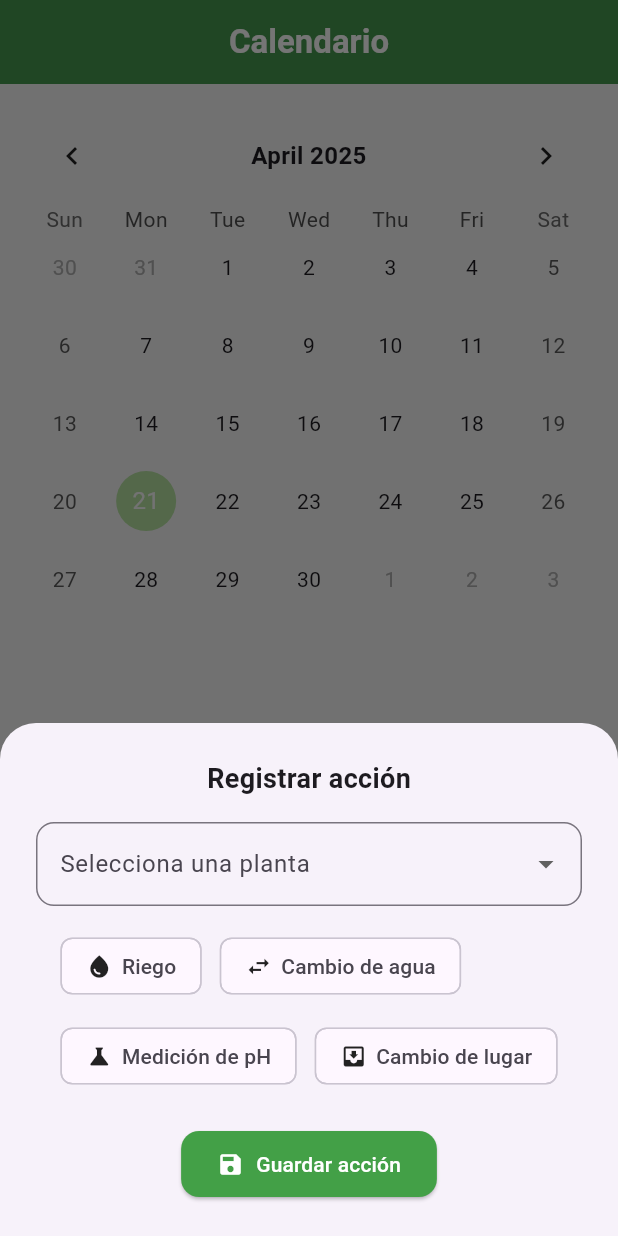
After one commit to Nicolukazzz/appmultinova, a Flutter app: the screen it shows after launch, item 2 of the bottom bar chosen, after a tap on the "add" icon, on a phone screen of 412 x 824 dp. The commit adds this screen. Run offline on Flutter 3.47's test engine with Material 3 defaults, Android fonts, the phone set to English and light mode, and no system bars; drawn by our look-alikes of table_calendar; our stand-ins replace firebase_core, flutter_blue_plus, permission_handler, shared_preferences; accounts and stored records are empty.

Commit message:
Create Calendar

```diff
--- /dev/null
+++ b/lib/presentation/calendar_screen.dart
@@ -0,0 +1,391 @@
+import 'dart:convert';
+
+import 'package:flutter/material.dart';
+import 'package:shared_preferences/shared_preferences.dart';
+import 'package:table_calendar/table_calendar.dart';
+
+class CalendarScreen extends StatefulWidget {
+  const CalendarScreen({super.key});
+
+  @override
+  State<CalendarScreen> createState() => _CalendarScreenState();
+}
+
+class _CalendarScreenState extends State<CalendarScreen> {
+  DateTime _focusedDay = DateTime.now();
+  DateTime? _selectedDay;
+  Map<DateTime, List<Map<String, String>>> _plantEvents = {};
+
+  final List<String> _plantas = ['Planta A', 'Planta B', 'Planta C'];
+  final List<Map<String, dynamic>> _acciones = [
+    {'label': 'Riego', 'icon': Icons.water_drop},
+    {'label': 'Cambio de agua', 'icon': Icons.swap_horiz},
+    {'label': 'Medición de pH', 'icon': Icons.science},
+    {'label': 'Cambio de lugar', 'icon': Icons.move_to_inbox},
+  ];
+
+  Set<String> _selectedAcciones = {};
+
+  @override
+  void initState() {
+    super.initState();
+    _loadEvents();
+  }
+
+  Future<void> _saveEvents() async {
+    final prefs = await SharedPreferences.getInstance();
+    final encodedEvents = _plantEvents.map((key, value) {
+      final dateKey = key.toIso8601String();
+      return MapEntry(dateKey, value);
+    });
+    prefs.setString('plant_events', jsonEncode(encodedEvents));
+  }
+
+  Future<void> _loadEvents() async {
+    final prefs = await SharedPreferences.getInstance();
+    final encodedEvents = prefs.getString('plant_events');
+    if (encodedEvents != null) {
+      final decoded = Map<String, dynamic>.from(jsonDecode(encodedEvents));
+      final loadedEvents = <DateTime, List<Map<String, String>>>{};
+
+      decoded.forEach((key, value) {
+        final date = DateTime.parse(key);
+        final list = List<Map<String, dynamic>>.from(value);
+        loadedEvents[date] =
+            list.map((e) => Map<String, String>.from(e)).toList();
+      });
+
+      setState(() {
+        _plantEvents = loadedEvents;
+      });
+    }
+  }
+
+  void _showAddActionSheet() {
+    String? selectedPlant;
+    _selectedAcciones = {};
+
+    showModalBottomSheet(
+      context: context,
+      isScrollControlled: true,
+      shape: const RoundedRectangleBorder(
+        borderRadius: BorderRadius.vertical(top: Radius.circular(24)),
+      ),
+      builder: (context) {
+        return StatefulBuilder(
+          builder: (context, setModalState) {
+            return Padding(
+              padding: EdgeInsets.only(
+                bottom: MediaQuery.of(context).viewInsets.bottom,
+                top: 24,
+                left: 24,
+                right: 24,
+              ),
+              child: Column(
+                mainAxisSize: MainAxisSize.min,
+                children: [
+                  const Text(
+                    'Registrar acción',
+                    style: TextStyle(fontSize: 18, fontWeight: FontWeight.bold),
+                  ),
+                  const SizedBox(height: 16),
+                  DropdownButtonFormField<String>(
+                    decoration: InputDecoration(
+                      labelText: "Selecciona una planta",
+                      border: OutlineInputBorder(
+                        borderRadius: BorderRadius.circular(12),
+                      ),
+                    ),
+                    items:
+                        _plantas.map((plant) {
+                          return DropdownMenuItem(
+                            value: plant,
+                            child: Text(plant),
+                          );
+                        }).toList(),
+                    onChanged: (value) {
+                      setModalState(() {
+                        selectedPlant = value;
+                      });
+                    },
+                  ),
+                  const SizedBox(height: 16),
+                  Wrap(
+                    spacing: 12,
+                    runSpacing: 12,
+                    children:
+                        _acciones.map((accion) {
+                          final isSelected = _selectedAcciones.contains(
+                            accion['label'],
+                          );
+                          return ChoiceChip(
+                            label: Row(
+                              mainAxisSize: MainAxisSize.min,
+                              children: [
+                                Icon(accion['icon'], size: 18),
+                                const SizedBox(width: 6),
+                                Text(accion['label']),
+                              ],
+                            ),
+                            selected: isSelected,
+                            selectedColor: Colors.green[100],
+                            onSelected: (_) {
+                              setModalState(() {
+                                if (isSelected) {
+                                  _selectedAcciones.remove(accion['label']);
+                                } else {
+                                  _selectedAcciones.add(accion['label']);
+                                }
+                              });
+                            },
+                          );
+                        }).toList(),
+                  ),
+                  const SizedBox(height: 24),
+                  ElevatedButton.icon(
+                    onPressed: () {
+                      if (selectedPlant != null &&
+                          _selectedAcciones.isNotEmpty) {
+                        final date = DateTime(
+                          (_selectedDay ?? _focusedDay).year,
+                          (_selectedDay ?? _focusedDay).month,
+                          (_selectedDay ?? _focusedDay).day,
+                        );
+                        setState(() {
+                          _plantEvents.putIfAbsent(date, () => []);
+                          for (var accion in _selectedAcciones) {
+                            _plantEvents[date]!.add({
+                              'planta': selectedPlant!,
+                              'accion': accion,
+                            });
+                          }
+                          _saveEvents();
+                        });
+                        Navigator.pop(context);
+                      }
+                    },
+                    icon: const Icon(Icons.save),
+                    label: const Text("Guardar acción"),
+                    style: ElevatedButton.styleFrom(
+                      backgroundColor: Colors.green[600],
+                      foregroundColor: Colors.white,
+                      padding: const EdgeInsets.symmetric(
+                        horizontal: 24,
+                        vertical: 12,
+                      ),
+                      shape: RoundedRectangleBorder(
+                        borderRadius: BorderRadius.circular(12),
+                      ),
+                    ),
+                  ),
+                  const SizedBox(height: 24),
+                ],
+              ),
+            );
+          },
+        );
+      },
+    );
+  }
+
+  List<Map<String, String>> _getEventsForDay(DateTime day) {
+    final date = DateTime(day.year, day.month, day.day);
+    return _plantEvents[date] ?? [];
+  }
+
+  void _showDeleteConfirmation(int index, DateTime date) {
+    showDialog(
+      context: context,
+      builder: (context) {
+        return Dialog(
+          shape: RoundedRectangleBorder(
+            borderRadius: BorderRadius.circular(20),
+          ),
+          child: Padding(
+            padding: const EdgeInsets.all(24),
+            child: Column(
+              mainAxisSize: MainAxisSize.min,
+              children: [
+                const Icon(
+                  Icons.warning_amber_rounded,
+                  color: Colors.redAccent,
+                  size: 48,
+                ),
+                const SizedBox(height: 16),
+                const Text(
+                  "¿Eliminar acción?",
+                  style: TextStyle(fontSize: 20, fontWeight: FontWeight.bold),
+                ),
+                const SizedBox(height: 12),
+                const Text(
+                  "Estás a punto de eliminar esta acción. ¿Estás seguro?",
+                  textAlign: TextAlign.center,
+                  style: TextStyle(fontSize: 16, color: Colors.black54),
+                ),
+                const SizedBox(height: 24),
+                Row(
+                  mainAxisAlignment: MainAxisAlignment.end,
+                  children: [
+                    TextButton(
+                      onPressed: () => Navigator.pop(context),
+                      child: const Text("Cancelar"),
+                    ),
+                    const SizedBox(width: 8),
+                    ElevatedButton.icon(
+                      onPressed: () {
+                        setState(() {
+                          _plantEvents[date]?.removeAt(index);
+                          if (_plantEvents[date]?.isEmpty ?? false) {
+                            _plantEvents.remove(date);
+                          }
+                          _saveEvents();
+                        });
+                        Navigator.pop(context);
+                      },
+                      icon: const Icon(Icons.delete_outline),
+                      label: const Text("Eliminar"),
+                      style: ElevatedButton.styleFrom(
+                        backgroundColor: Colors.redAccent,
+                        foregroundColor: Colors.white,
+                        shape: RoundedRectangleBorder(
+                          borderRadius: BorderRadius.circular(12),
+                        ),
+                      ),
+                    ),
+                  ],
+                ),
+              ],
+            ),
+          ),
+        );
+      },
+    );
+  }
+
+  @override
+  Widget build(BuildContext context) {
+    final selectedDate = DateTime(
+      (_selectedDay ?? _focusedDay).year,
+      (_selectedDay ?? _focusedDay).month,
+      (_selectedDay ?? _focusedDay).day,
+    );
+
+    return Scaffold(
+      backgroundColor: const Color(0xFFF6F6F6),
+      appBar: AppBar(
+        title: const Text(
+          "Calendario",
+          style: TextStyle(
+            color: Colors.white,
+            fontSize: 22,
+            fontWeight: FontWeight.bold,
+          ),
+        ),
+        centerTitle: true,
+        backgroundColor: Colors.green[600],
+        elevation: 4,
+      ),
+      body: Padding(
+        padding: const EdgeInsets.all(16.0),
+        child: Column(
+          children: [
+            TableCalendar(
+              firstDay: DateTime.utc(2020, 1, 1),
+              lastDay: DateTime.utc(2050, 12, 31),
+              focusedDay: _focusedDay,
+              selectedDayPredicate: (day) => isSameDay(day, _selectedDay),
+              onDaySelected: (selected, focused) {
+                setState(() {
+                  _selectedDay = selected;
+                  _focusedDay = focused;
+                });
+              },
+              eventLoader: (day) => _getEventsForDay(day),
+              calendarStyle: const CalendarStyle(
+                selectedDecoration: BoxDecoration(
+                  color: Color(0xFF4C9A2A),
+                  shape: BoxShape.circle,
+                ),
+                todayDecoration: BoxDecoration(
+                  color: Color(0xFFB6E2A1),
+                  shape: BoxShape.circle,
+                ),
+                markerDecoration: BoxDecoration(
+                  color: Colors.green,
+                  shape: BoxShape.circle,
+                ),
+              ),
+              headerStyle: const HeaderStyle(
+                formatButtonVisible: false,
+                titleCentered: true,
+                titleTextStyle: TextStyle(
+                  fontWeight: FontWeight.bold,
+                  fontSize: 16,
+                ),
+              ),
+            ),
+            const SizedBox(height: 16),
+            Expanded(
+              child:
+                  _getEventsForDay(selectedDate).isEmpty
+                      ? Center(
+                        child: Column(
+                          mainAxisAlignment: MainAxisAlignment.center,
+                          children: const [
+                            Icon(
+                              Icons.event_busy,
+                              color: Colors.grey,
+                              size: 50,
+                            ),
+                            SizedBox(height: 12),
+                            Text(
+                              "No hay acciones registradas.",
+                              style: TextStyle(
+                                fontSize: 16,
+                                color: Colors.black54,
+                              ),
+                            ),
+                          ],
+                        ),
+                      )
+                      : ListView.builder(
+                        itemCount: _getEventsForDay(selectedDate).length,
+                        itemBuilder: (context, index) {
+                          final evento = _getEventsForDay(selectedDate)[index];
+                          return GestureDetector(
+                            onLongPress:
+                                () => _showDeleteConfirmation(
+                                  index,
+                                  selectedDate,
+                                ),
+                            child: Card(
+                              elevation: 3,
+                              margin: const EdgeInsets.symmetric(vertical: 6),
+                              shape: RoundedRectangleBorder(
+                                borderRadius: BorderRadius.circular(12),
+                              ),
+                              child: ListTile(
+                                leading: Icon(
+                                  Icons.eco_rounded,
+                                  color: Colors.green[600],
+                                ),
+                                title: Text(evento['accion'] ?? ''),
+                                subtitle: Text("Planta: ${evento['planta']}"),
+                              ),
+                            ),
+                          );
+                        },
+                      ),
+            ),
+          ],
+        ),
+      ),
+      floatingActionButton: FloatingActionButton(
+        backgroundColor: Colors.green[600],
+        foregroundColor: Colors.white,
+        onPressed: _showAddActionSheet,
+        child: const Icon(Icons.add),
+      ),
+    );
+  }
+}
--- a/lib/presentation/home_screen.dart
+++ b/lib/presentation/home_screen.dart
@@ -1,6 +1,6 @@
 import 'package:flutter/material.dart';
 import 'my_plant_screen.dart';
-import 'add_plant_screen.dart';
+import 'calendar_screen.dart';
 import 'settings_screen.dart';
 
 class HomeScreen extends StatefulWidget {
@@ -13,17 +13,17 @@ class _HomeScreenState extends State<HomeScreen> {
 
   final List<Widget> _screens = [
     MyPlantScreen(),
-    AddPlantScreen(),
+    CalendarScreen(), // reemplaza al antiguo AddPlantScreen
     SettingsScreen(),
   ];
 
   final List<IconData> _icons = [
     Icons.eco_outlined,
-    Icons.add_circle_outline,
+    Icons.calendar_today_outlined, // nuevo ícono de calendario
     Icons.settings_outlined,
   ];
 
-  final List<String> _labels = ['Mi Planta', 'Agregar', 'Ajustes'];
+  final List<String> _labels = ['Mi Planta', 'Calendario', 'Ajustes'];
 
   @override
   Widget build(BuildContext context) {
--- a/lib/presentation/my_plant_screen.dart
+++ b/lib/presentation/my_plant_screen.dart
@@ -160,19 +160,20 @@ class _MyPlantScreenState extends State<MyPlantScreen> {
     return Scaffold(
       backgroundColor: Color(0xfff6f6f6),
       appBar: AppBar(
-        backgroundColor: Colors.white,
+        backgroundColor: Colors.green[600],
         elevation: 0.5,
         centerTitle: true,
         title: Text(
           "Mi Planta",
-          style: TextStyle(color: Colors.black87, fontWeight: FontWeight.bold),
+
+          style: TextStyle(color: Colors.white, fontWeight: FontWeight.bold),
         ),
         iconTheme: IconThemeData(color: Colors.black),
       ),
       body: Column(
         children: [
           Container(
-            margin: EdgeInsets.symmetric(vertical: 10),
+            margin: EdgeInsets.symmetric(vertical: 25),
             padding: EdgeInsets.symmetric(horizontal: 16),
             child: Row(
               children: [
--- a/lib/presentation/settings_screen.dart
+++ b/lib/presentation/settings_screen.dart
@@ -9,13 +9,13 @@ class SettingsScreen extends StatelessWidget {
     return Scaffold(
       backgroundColor: const Color(0xFFF6F6F6),
       appBar: AppBar(
-        backgroundColor: Colors.white,
+        backgroundColor: Colors.green[600],
         elevation: 0.5,
         centerTitle: true,
         title: const Text(
           "Configuración",
           style: TextStyle(
-            color: Colors.black,
+            color: Colors.white,
             fontWeight: FontWeight.bold,
             fontSize: 22,
           ),
--- a/pubspec.yaml
+++ b/pubspec.yaml
@@ -38,6 +38,8 @@ dependencies:
   flutter_blue_plus: ^1.35.3
   permission_handler: ^11.4.0
   provider: ^6.1.2
+  table_calendar: ^3.2.0
+  shared_preferences: ^2.5.3
 
 dev_dependencies:
   flutter_test:
```
Also changed, not shown: lib/presentation/bluetooth_screen.dart (+6 -1 lines), pubspec.lock, 1 other file.
